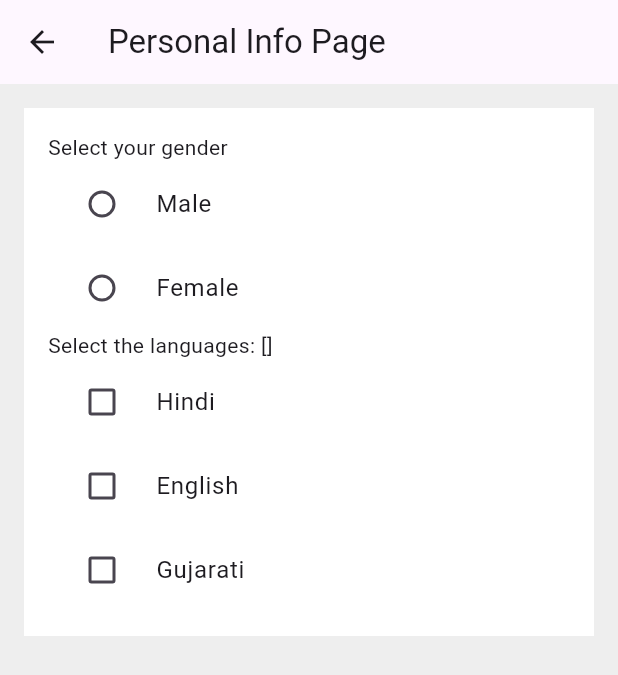
After one commit to IamJayGondaliya/resume_builder_app_cf_06_07_24, a Flutter app: the PersonalInfoPage screen opened by its route, on a phone screen of 412 x 824 dp. The commit adds this screen. Shown: the top 675 px of the screen. Run offline on Flutter 3.47's test engine with Material 3 defaults, Android fonts, the phone set to English and light mode, and no system bars; our stand-ins replace image_picker.

Commit message:
20/08/2024 | RadioListTile, CheckBoxListTile & Switch widgets

```diff
--- a/lib/routes/app_routes.dart
+++ b/lib/routes/app_routes.dart
@@ -1,5 +1,7 @@
 import 'package:flutter/material.dart';
 import 'package:resume_builder_app/views/build_option_page/all_options/contact_info_page/contact_info_page.dart';
+import 'package:resume_builder_app/views/build_option_page/all_options/declaration_page/declaration_page.dart';
+import 'package:resume_builder_app/views/build_option_page/all_options/personal_details_page/personal_details_page.dart';
 import 'package:resume_builder_app/views/build_option_page/build_option_page.dart';
 import 'package:resume_builder_app/views/home_page/home_page.dart';
 import 'package:resume_builder_app/views/splash_screen/splash_screen.dart';
@@ -44,5 +46,7 @@ class AppRoutes {
     homePage: (context) => const HomePage(),
     buildOptionPage: (context) => const BuildOptionPage(),
     allOptions[0]['route']: (context) => const ContactInfoPage(),
+    allOptions[2]['route']: (context) => const PersonalInfoPage(),
+    allOptions[4]['route']: (context) => const DeclarationPage(),
   };
 }
--- a/lib/utils/globals.dart
+++ b/lib/utils/globals.dart
@@ -1,6 +1,8 @@
 import 'dart:io';
 
 class Globals {
-  static String? name, email, contact, password;
+  static String? name, email, contact, password, gender;
   static File? image;
+  static bool isChecked = false;
+  static List<String> languages = [];
 }
--- /dev/null
+++ b/lib/views/build_option_page/all_options/personal_details_page/personal_details_page.dart
@@ -0,0 +1,76 @@
+import 'package:flutter/material.dart';
+import 'package:resume_builder_app/utils/globals.dart';
+
+class PersonalInfoPage extends StatefulWidget {
+  const PersonalInfoPage({super.key});
+
+  @override
+  State<PersonalInfoPage> createState() => _PersonalInfoPageState();
+}
+
+class _PersonalInfoPageState extends State<PersonalInfoPage> {
+  List<String> availableLanguages = [
+    "Hindi",
+    "English",
+    "Gujarati",
+  ];
+
+  @override
+  Widget build(BuildContext context) {
+    return Scaffold(
+      appBar: AppBar(
+        title: const Text("Personal Info Page"),
+      ),
+      backgroundColor: Colors.grey.shade200,
+      body: Padding(
+        padding: const EdgeInsets.all(16),
+        child: Container(
+          width: double.infinity,
+          padding: EdgeInsets.all(16),
+          color: Colors.white,
+          child: Column(
+            crossAxisAlignment: CrossAxisAlignment.start,
+            mainAxisSize: MainAxisSize.min,
+            children: [
+              const Text("Select your gender"),
+              RadioListTile(
+                title: const Text("Male"),
+                value: "Male",
+                groupValue: Globals.gender,
+                onChanged: (val) {
+                  Globals.gender = val;
+                  setState(() {});
+                },
+              ),
+              RadioListTile(
+                title: const Text("Female"),
+                value: "Female",
+                groupValue: Globals.gender,
+                onChanged: (val) {
+                  Globals.gender = val;
+                  setState(() {});
+                },
+              ),
+              Text("Select the languages: ${Globals.languages}"),
+              ...availableLanguages.map(
+                (e) => CheckboxListTile(
+                  title: Text(e),
+                  value: Globals.languages.contains(e),
+                  controlAffinity: ListTileControlAffinity.leading,
+                  onChanged: (val) {
+                    if (val!) {
+                      Globals.languages.add(e);
+                    } else {
+                      Globals.languages.remove(e);
+                    }
+                    setState(() {});
+                  },
+                ),
+              ),
+            ],
+          ),
+        ),
+      ),
+    );
+  }
+}
```
Also changed, not shown: lib/views/build_option_page/all_options/declaration_page/declaration_page.dart (added, +53 -0 lines).
